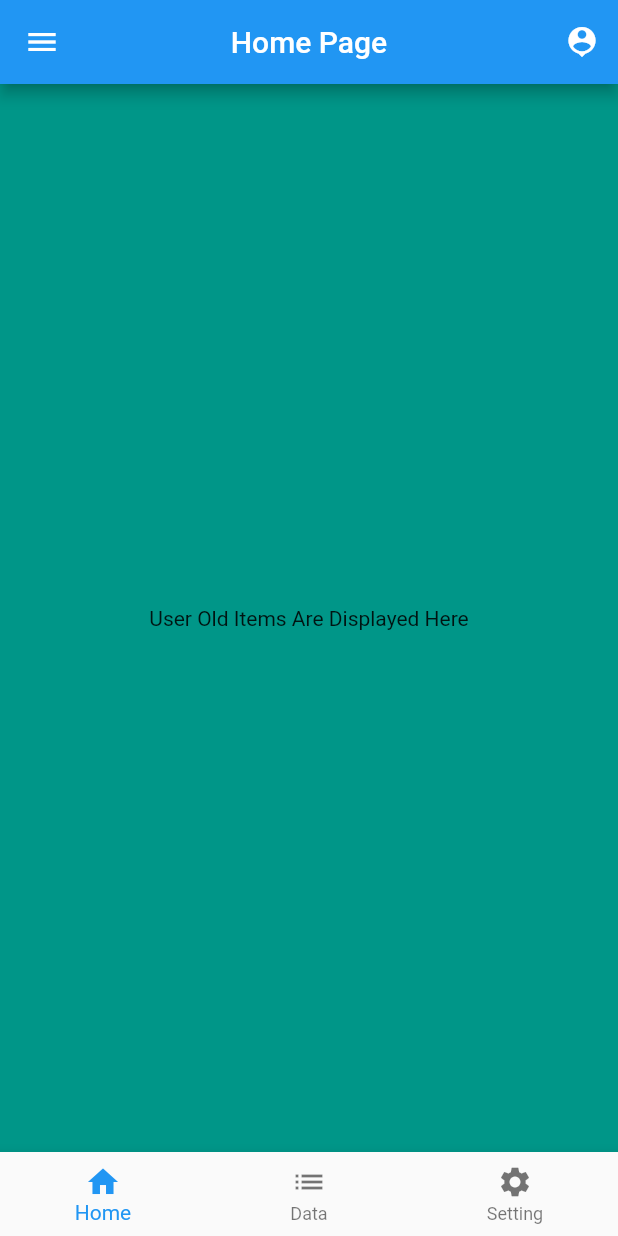
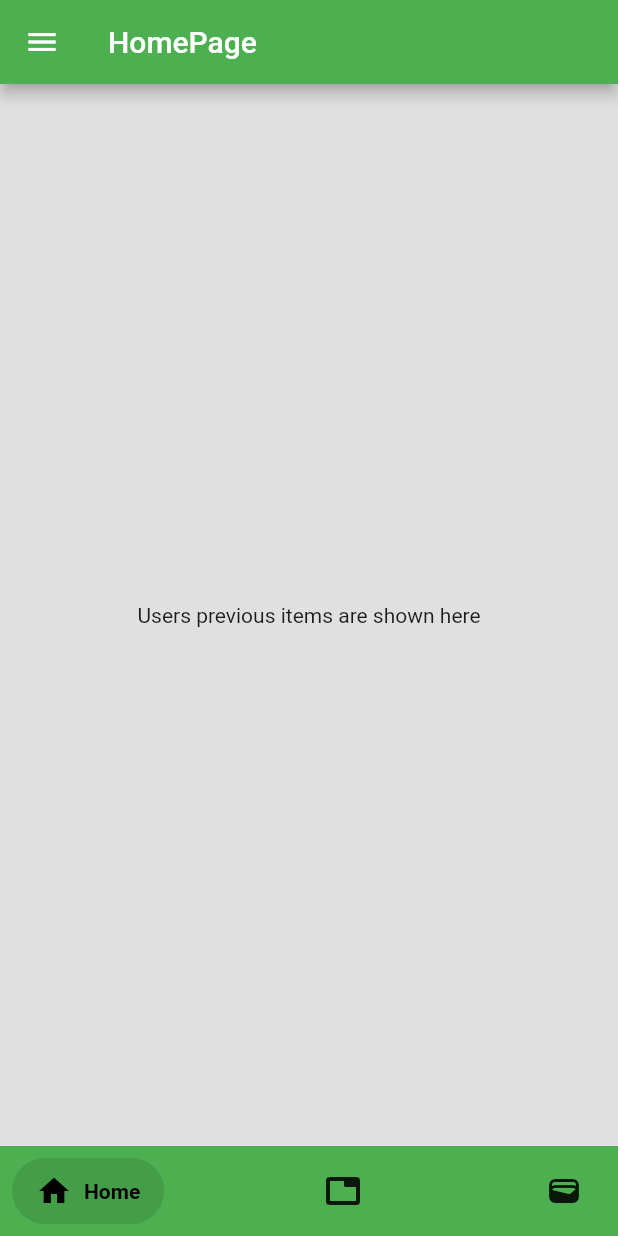
Before and after one commit to Aashutosh10/minorproject, a Flutter app: the screen it shows after launch, on a phone screen of 412 x 824 dp. Run offline on Flutter 3.47's test engine with Material 2 defaults, Android fonts, the phone set to English and light mode, and no system bars; drawn by our look-alikes of salomon_bottom_bar; our stand-ins replace flutter_rating_bar.

Commit message:
project progress

```diff
--- a/lib/main.dart
+++ b/lib/main.dart
@@ -1,4 +1,5 @@
 import 'package:flutter/material.dart';
+import 'package:prominor/bottomnavigation.dart';
 import 'user.dart';
 void main() {
   runApp(MyApp());
@@ -10,7 +11,7 @@ class MyApp extends StatelessWidget {
     return MaterialApp(
       debugShowCheckedModeBanner: false,
       title: 'Waste Recyclers',
-      home: HomeScreen(),
+      home: BottomNavigation(),
     );
   }
 }
--- a/lib/user.dart
+++ b/lib/user.dart
@@ -1,117 +1,28 @@
 import 'package:flutter/material.dart';
-import 'package:prominor/dataentry.dart';
-import 'package:prominor/wallet.dart';
+import 'package:prominor/sidebar.dart';
+class homepage extends StatefulWidget {
+  const homepage({Key? key}) : super(key: key);
 
-
-class HomeScreen extends StatefulWidget {
   @override
-  _HomeScreenState createState() => _HomeScreenState();
+  State<homepage> createState() => _homepageState();
 }
 
-  class _HomeScreenState extends State<HomeScreen> {
-
-    var children =
-    [
-      DataEntryPage(),
-      WalletPage()
-    ];
-    int _currentindex =0;
-    void onTappedBar(int index) {
-      setState(() {
-        _currentindex = index;
-      });
-
-      switch (index) {
-        case 0:
-        // do something
-          break;
-        case 1:
-          Navigator.push(
-            context,
-            MaterialPageRoute(builder: (context) => DataEntryPage()),
-          );
-          break;
-        case 2:
-          Navigator.push(
-            context,
-            MaterialPageRoute(builder: (context) => WalletPage()),
-          );
-          break;
-      }
-    }
-
-
+class _homepageState extends State<homepage> {
   @override
   Widget build(BuildContext context) {
     return Scaffold(
-      backgroundColor: Colors.teal,
+      backgroundColor: Colors.grey[300],
+      drawer: sideNav(),
+
       appBar: AppBar(
-        title: Text('Home Page'),
-        centerTitle: true,
-        actions: [
-          IconButton(
-            icon: Icon(Icons.person_pin),
-            onPressed: () {},
-          ),
-        ],
-      ),
-      drawer: Drawer(
-        child: ListView(
-          children: [
-            UserAccountsDrawerHeader(
-              accountName: Text('User'),
-              accountEmail: Text('user@email.com'),
-              currentAccountPicture: CircleAvatar(
-                backgroundImage: NetworkImage(
-                  'https://pbs.twimg.com/profile_images/1307731275781177344/k5aVBG5Z_400x400.jpg',
-                ),
-              ),
-            ),
-            ListTile(
-              leading: Icon(Icons.home),
-              title: Text('Home'),
-              onTap: () {},
-            ),
-            ListTile(
-              leading: Icon(Icons.settings),
-              title: Text('Settings'),
-              onTap: () {},
-            ),
-            ListTile(
-              leading: Icon(Icons.exit_to_app),
-              title: Text('Logout'),
-              onTap: () {},
-            ),
-          ],
-        ),
+        backgroundColor: Colors.green,
+        title: Text('HomePage'),
+
       ),
       body: Center(
-        child: Text('User Old Items Are Displayed Here'),
+        child: Text('Users previous items are shown here'),
       ),
-      bottomNavigationBar: BottomNavigationBar(
-        onTap: onTappedBar,
-        currentIndex: _currentindex,
-        items: [
-          BottomNavigationBarItem(
-            icon: Icon(Icons.home),
-            label: 'Home',
-            backgroundColor: Colors.white,
 
-          ),
-          BottomNavigationBarItem(
-            icon: Icon(Icons.list),
-            label: 'Data',
-            backgroundColor: Colors.white,
-
-          ),
-          BottomNavigationBarItem(
-            icon: Icon(Icons.settings),
-            label: 'Setting',
-            backgroundColor: Colors.white,
-          ),
-
-        ],
-      ),
     );
   }
 }
```
Also changed, not shown: lib/dataentry.dart (+9 -25 lines), pubspec.yaml (+9 -9 lines), pubspec.lock.
